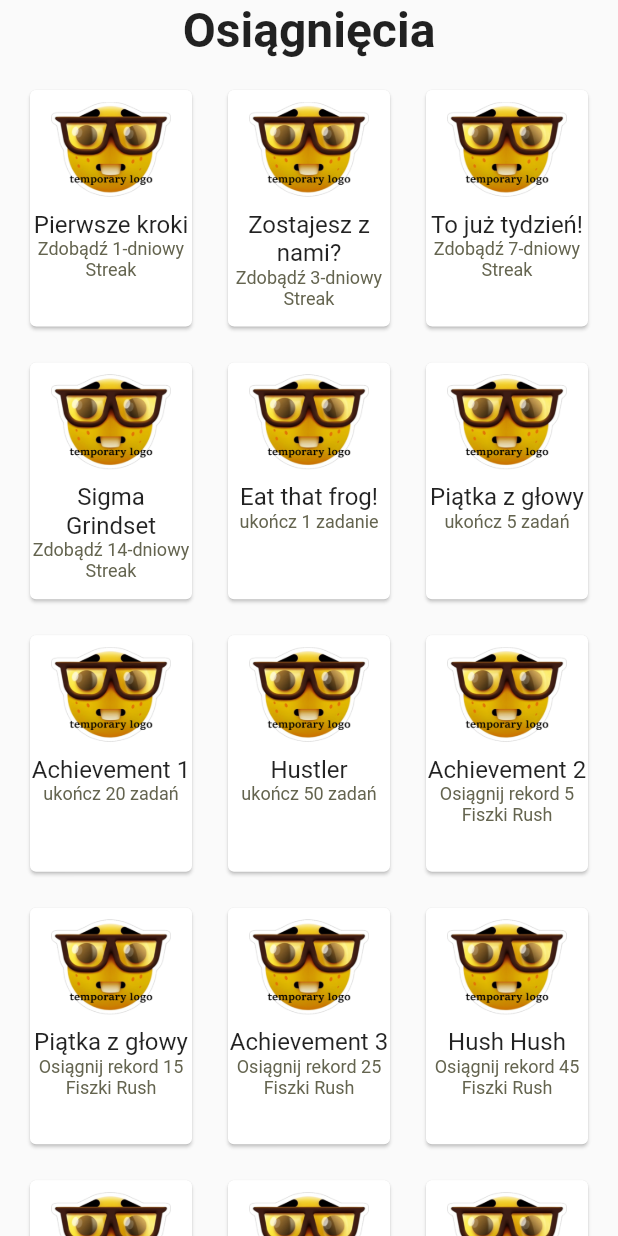
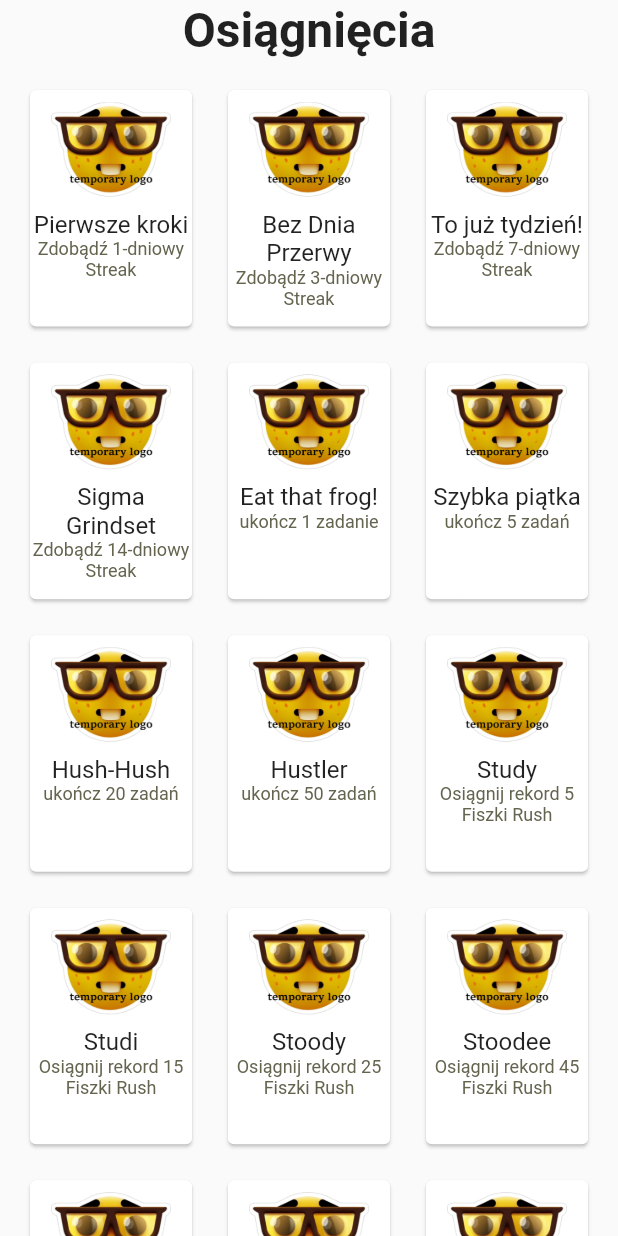
Before and after one commit to Kenayv/ProjektHackHeroes, a Flutter app: the AchievementPage screen opened directly, on a phone screen of 412 x 824 dp. Run offline on Flutter 3.47's test engine with Material 2 defaults, Android fonts, the phone set to English and light mode, and no system bars; our stand-ins replace awesome_notifications, shared_preferences; accounts and stored records are empty.

Commit message:
Powiadomienia i taski

```diff
--- a/lib/pages/achievement_page.dart
+++ b/lib/pages/achievement_page.dart
@@ -30,24 +30,24 @@ class AchievementPage extends StatelessWidget {
               crossAxisSpacing: 16.0, // Add horizontal padding
               children: <Widget>[
                 AchievementTile('Pierwsze kroki', 'Zdobądź 1-dniowy Streak', 'lib/assets/temporaryLogo.png'),
-                AchievementTile('Zostajesz z nami?', 'Zdobądź 3-dniowy Streak', 'lib/assets/temporaryLogo.png'),
+                AchievementTile('Bez Dnia Przerwy', 'Zdobądź 3-dniowy Streak', 'lib/assets/temporaryLogo.png'),
                 AchievementTile('To już tydzień!', 'Zdobądź 7-dniowy Streak', 'lib/assets/temporaryLogo.png'),
                 AchievementTile('Sigma Grindset', 'Zdobądź 14-dniowy Streak', 'lib/assets/temporaryLogo.png'),
                 //
                 AchievementTile('Eat that frog!', 'ukończ 1 zadanie', 'lib/assets/temporaryLogo.png'),
-                AchievementTile('Piątka z głowy', 'ukończ 5 zadań', 'lib/assets/temporaryLogo.png'),
-                AchievementTile('Achievement 1', 'ukończ 20 zadań', 'lib/assets/temporaryLogo.png'),
+                AchievementTile('Szybka piątka', 'ukończ 5 zadań', 'lib/assets/temporaryLogo.png'),
+                AchievementTile('Hush-Hush', 'ukończ 20 zadań', 'lib/assets/temporaryLogo.png'),
                 AchievementTile('Hustler', 'ukończ 50 zadań', 'lib/assets/temporaryLogo.png'),
                 //
-                AchievementTile('Achievement 2', 'Osiągnij rekord 5 Fiszki Rush', 'lib/assets/temporaryLogo.png'),
-                AchievementTile('Piątka z głowy', 'Osiągnij rekord 15 Fiszki Rush', 'lib/assets/temporaryLogo.png'),
-                AchievementTile('Achievement 3', 'Osiągnij rekord 25 Fiszki Rush', 'lib/assets/temporaryLogo.png'),
-                AchievementTile('Hush Hush', 'Osiągnij rekord 45 Fiszki Rush', 'lib/assets/temporaryLogo.png'),
+                AchievementTile('Study', 'Osiągnij rekord 5 Fiszki Rush', 'lib/assets/temporaryLogo.png'),
+                AchievementTile('Studi', 'Osiągnij rekord 15 Fiszki Rush', 'lib/assets/temporaryLogo.png'),
+                AchievementTile('Stoody', 'Osiągnij rekord 25 Fiszki Rush', 'lib/assets/temporaryLogo.png'),
+                AchievementTile('Stoodee', 'Osiągnij rekord 45 Fiszki Rush', 'lib/assets/temporaryLogo.png'),
                 //
-                AchievementTile('Achievement 4', 'Odgadnij 1 fiszkę', 'lib/assets/temporaryLogo.png'),
+                AchievementTile('Le Fishe', 'Odgadnij 1 fiszkę', 'lib/assets/temporaryLogo.png'),
                 AchievementTile('10/10', 'Odgadnij 10 fiszek', 'lib/assets/temporaryLogo.png'),
                 AchievementTile('Fifty-fifty', 'Odgadnij 50 fiszek', 'lib/assets/temporaryLogo.png'),
-                AchievementTile('Non-Stop ', 'Odgadnij 250 fiszek', 'lib/assets/temporaryLogo.png'),
+                AchievementTile('Unstoppable ', 'Odgadnij 250 fiszek', 'lib/assets/temporaryLogo.png'),
               ],
             ),
           ),
--- a/pubspec.yaml
+++ b/pubspec.yaml
@@ -34,6 +34,7 @@ dependencies:
   awesome_notifications: any # <~ this version is managed by awesome_notifications_core package
   shared_preferences: ^2.0.7
   cupertino_icons: ^1.0.2
+  path_provider: ^2.0.3
 
 dev_dependencies:
   flutter_test:
```
Also changed, not shown: lib/main.dart (+3 -10 lines), lib/notification_controller.dart (+30 -20 lines), lib/pages/todo_page.dart (+7 -5 lines), lib/user.dart (+19 -1 lines).
